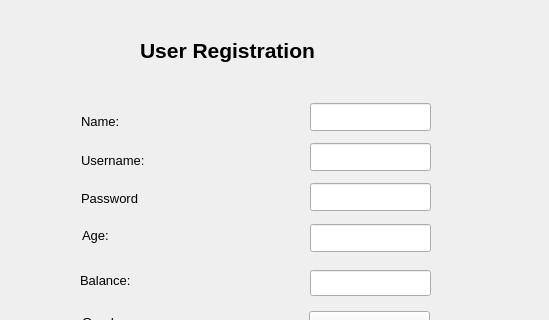
KirolousFouty/Hospital_Project, file userregisterwindow.ui: the form before one commit; both pictures show x 0 to 549 and y 0 to 320 of the 549 by 728 pixel window.
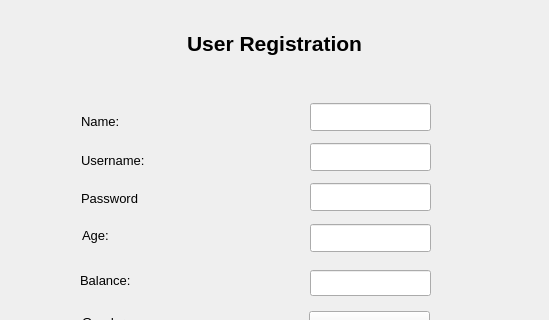
The form after the commit.

```diff
--- a/userregisterwindow.ui
+++ b/userregisterwindow.ui
@@ -16,9 +16,9 @@
   <widget class="QLabel" name="userRegistrationTitle">
    <property name="geometry">
     <rect>
-     <x>140</x>
-     <y>30</y>
-     <width>241</width>
+     <x>-1</x>
+     <y>23</y>
+     <width>551</width>
      <height>41</height>
     </rect>
    </property>
@@ -31,6 +31,9 @@
    <property name="text">
     <string>User Registration</string>
    </property>
+   <property name="alignment">
+    <set>Qt::AlignCenter</set>
+   </property>
   </widget>
   <widget class="QLabel" name="nameTitle">
    <property name="geometry">
```
